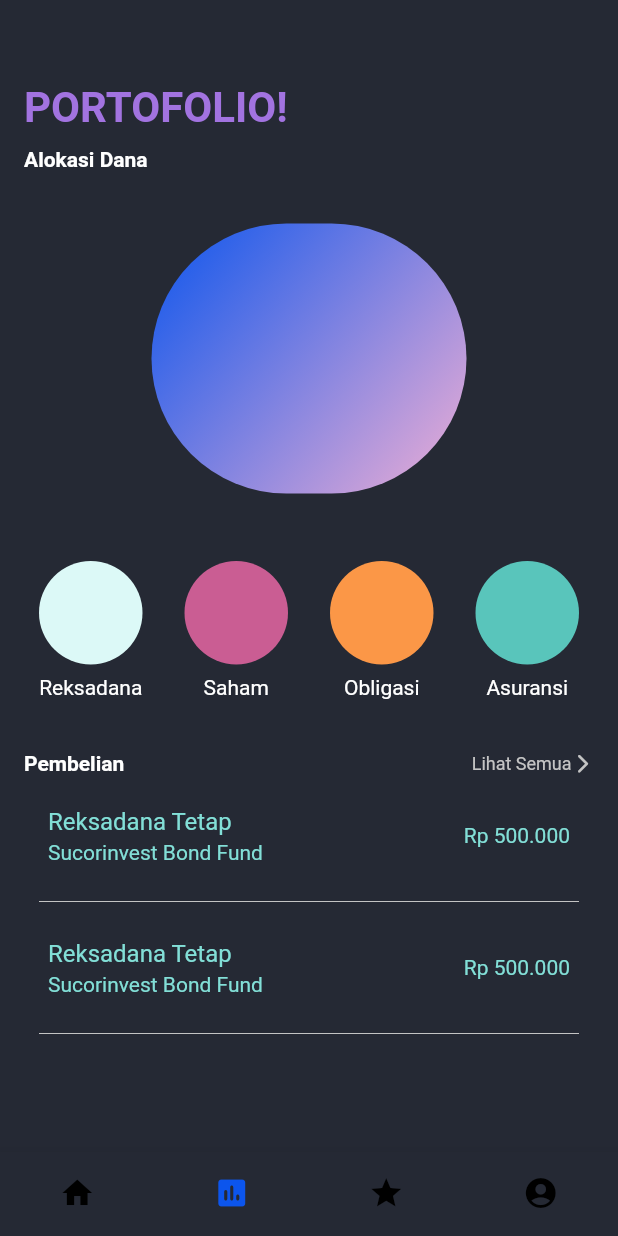
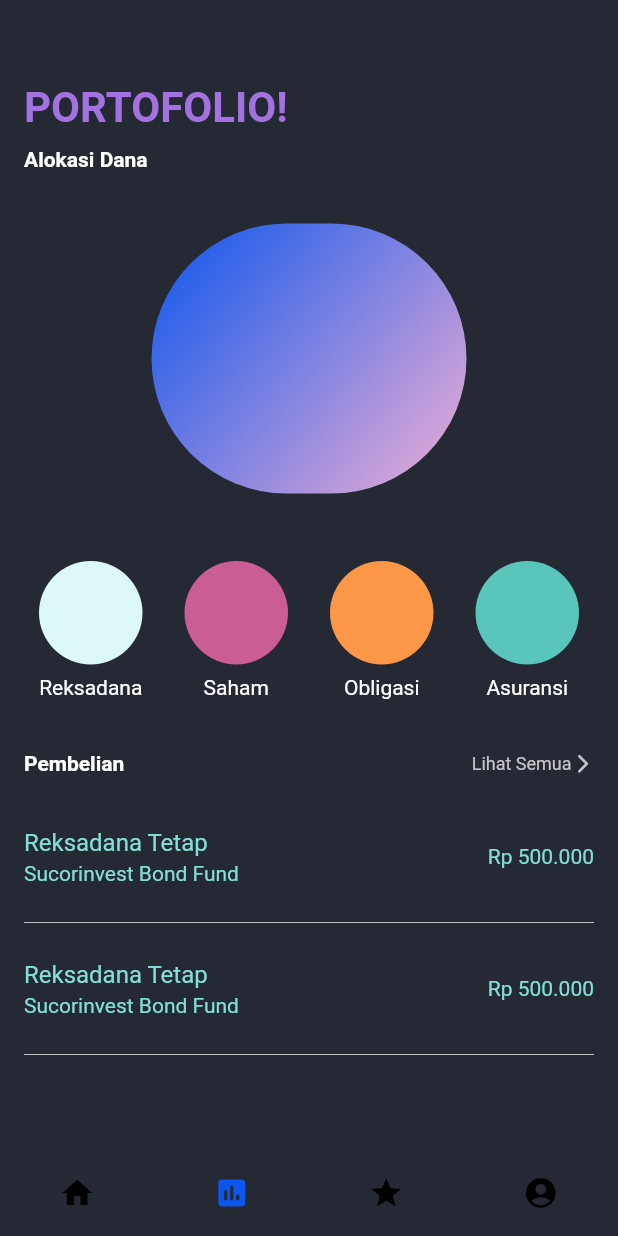
Before and after one commit to RenaldoLouis/flutter_invest_app, a Flutter app: the screen it shows after launch, item 2 of the bottom bar chosen, on a phone screen of 412 x 824 dp. Run offline on Flutter 3.47's test engine with Material 2 defaults, Android fonts, the phone set to English and light mode, and no system bars; our stand-ins replace carousel_slider, syncfusion_flutter_charts.

Commit message:
before make chart done listview

```diff
--- a/lib/app/portofolio.dart
+++ b/lib/app/portofolio.dart
@@ -225,15 +225,19 @@ class _portofolioContent extends StatelessWidget {
             //     );
             //   },
             // ),
+            // decoration: BoxDecoration(
+            //     border: Border.all(width: 1, color: Colors.white)),
             child: Column(
               children: <Widget>[
-                SizedBox(
+                Container(
+                  margin: EdgeInsets.only(top: 8),
                   height: 200.0,
                   child: new ListView(
-                    padding: const EdgeInsets.symmetric(vertical: 4.0),
+                    padding: const EdgeInsets.symmetric(vertical: 10.0),
                     scrollDirection: Axis.vertical,
                     children: <Widget>[
                       ListTile(
+                        contentPadding: EdgeInsets.symmetric(horizontal: 0),
                         title: Text(
                           "Reksadana Tetap",
                           style: TextStyle(
@@ -254,11 +258,10 @@ class _portofolioContent extends StatelessWidget {
                         ),
                       ),
                       Divider(
-                        endIndent: 10,
-                        indent: 10,
                         color: Color(0xFFC4C4C4),
                       ),
                       ListTile(
+                        contentPadding: EdgeInsets.symmetric(horizontal: 0),
                         title: Text(
                           "Reksadana Tetap",
                           style: TextStyle(
@@ -279,11 +282,10 @@ class _portofolioContent extends StatelessWidget {
                         ),
                       ),
                       Divider(
-                        endIndent: 10,
-                        indent: 10,
                         color: Color(0xFFC4C4C4),
                       ),
                       ListTile(
+                        contentPadding: EdgeInsets.symmetric(horizontal: 0),
                         title: Text(
                           "Reksadana Tetap",
                           style: TextStyle(
@@ -304,11 +306,10 @@ class _portofolioContent extends StatelessWidget {
                         ),
                       ),
                       Divider(
-                        endIndent: 10,
-                        indent: 10,
                         color: Color(0xFFC4C4C4),
                       ),
                       ListTile(
+                        contentPadding: EdgeInsets.symmetric(horizontal: 0),
                         title: Text(
                           "Reksadana Tetap",
                           style: TextStyle(
@@ -329,8 +330,6 @@ class _portofolioContent extends StatelessWidget {
                         ),
                       ),
                       Divider(
-                        endIndent: 10,
-                        indent: 10,
                         color: Color(0xFFC4C4C4),
                       ),
                     ],
```
Also changed, not shown: pubspec.lock.
